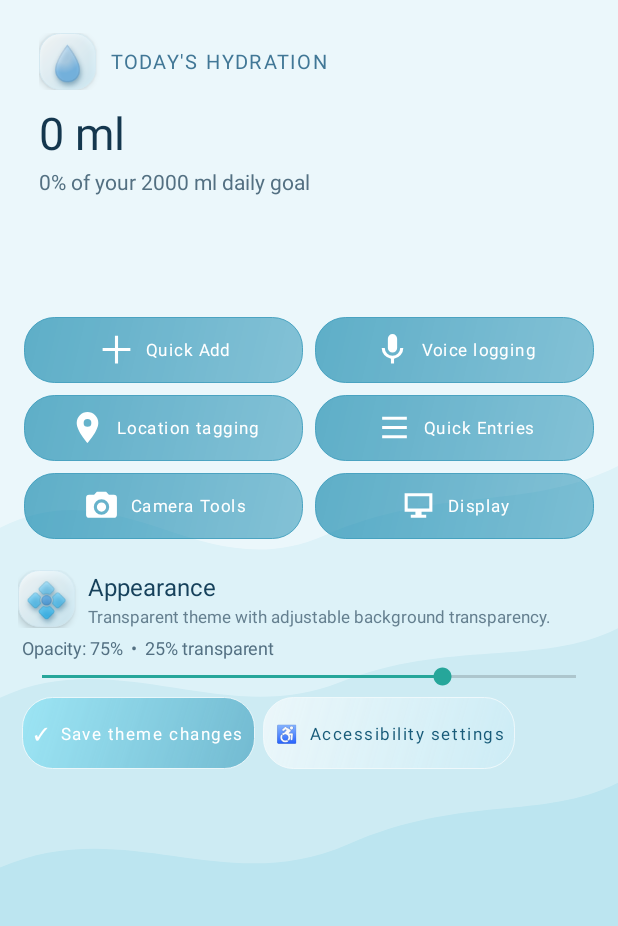
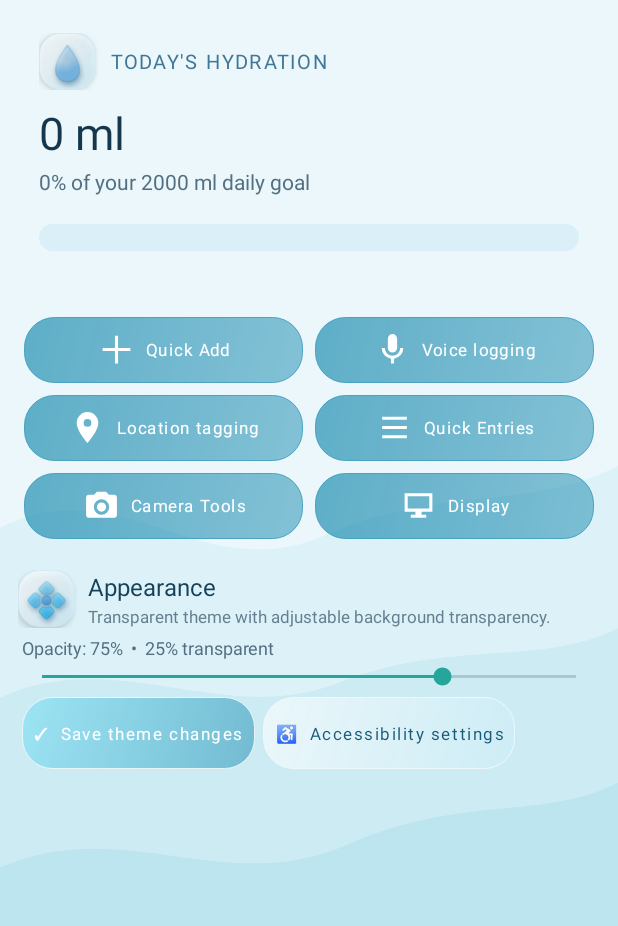
Before and after one commit to muhammadibnabdullah190/WaterTracker, an Android app: the screen it shows after launch (MainActivity), on a phone screen of 412 x 824 dp, the part 183-1109 px from its top. Run offline under Robolectric (Android 15) with nearby library versions, the phone set to English and light mode, and no system bars; libraries missing offline, so code that uses them is left out: androidx.camera.core, androidx.camera.lifecycle, androidx.camera.view, com.google.mlkit.vision; 1 statement that could not run was skipped.

Commit message:
Fix visible hydration progress bar rendering

```diff
--- a/app/src/main/java/com/example/watertracker/MainActivity.kt
+++ b/app/src/main/java/com/example/watertracker/MainActivity.kt
@@ -221,14 +221,26 @@ class MainActivity : AppCompatActivity(), SensorEventListener {
             isIndeterminate = false
             minHeight = dp(16)
             progress = 0
-            progressDrawable = android.graphics.drawable.ClipDrawable(
+            progressDrawable = android.graphics.drawable.LayerDrawable(arrayOf(
                 android.graphics.drawable.GradientDrawable().apply {
-                    setColor(android.graphics.Color.rgb(0, 145, 190))
+                    setColor(android.graphics.Color.rgb(218, 239, 247))
                     cornerRadius = dp(12).toFloat()
-                }, android.view.Gravity.START, android.graphics.drawable.ClipDrawable.HORIZONTAL
-            )
-            progressTintList = android.content.res.ColorStateList.valueOf(android.graphics.Color.rgb(0, 145, 190))
-            progressBackgroundTintList = android.content.res.ColorStateList.valueOf(android.graphics.Color.rgb(218, 239, 247))
+                },
+                android.graphics.drawable.ClipDrawable(
+                    android.graphics.drawable.GradientDrawable().apply {
+                        setColor(android.graphics.Color.rgb(0, 145, 190))
+                        cornerRadius = dp(12).toFloat()
+                    },
+                    android.view.Gravity.START,
+                    android.graphics.drawable.ClipDrawable.HORIZONTAL
+                )
+            )).apply {
+                setId(0, android.R.id.background)
+                setId(1, android.R.id.progress)
+            }
+            progressTintList = null
+            progressBackgroundTintList = null
+            splitTrack = false
             visibility = android.view.View.VISIBLE
         }
         summaryContent.addView(waterProgress, LinearLayout.LayoutParams(-1, dp(18)).apply {
```
